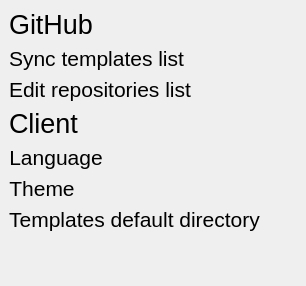
The window that src/windows/settingsForm/SettingsForm.ui (GRPilot/lazycoder) describes before a commit, drawn with Qt 5.
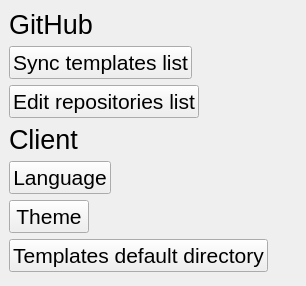
The same window after the commit. Icons and pictures are not drawn.

```diff
--- a/src/windows/settingsForm/SettingsForm.ui
+++ b/src/windows/settingsForm/SettingsForm.ui
@@ -22,9 +22,7 @@
    <string>Settings</string>
   </property>
   <property name="styleSheet">
-   <string notr="true">*{
-	border: none;
-}</string>
+   <string notr="true"/>
   </property>
   <layout class="QVBoxLayout" name="verticalLayout">
    <property name="spacing">
```
